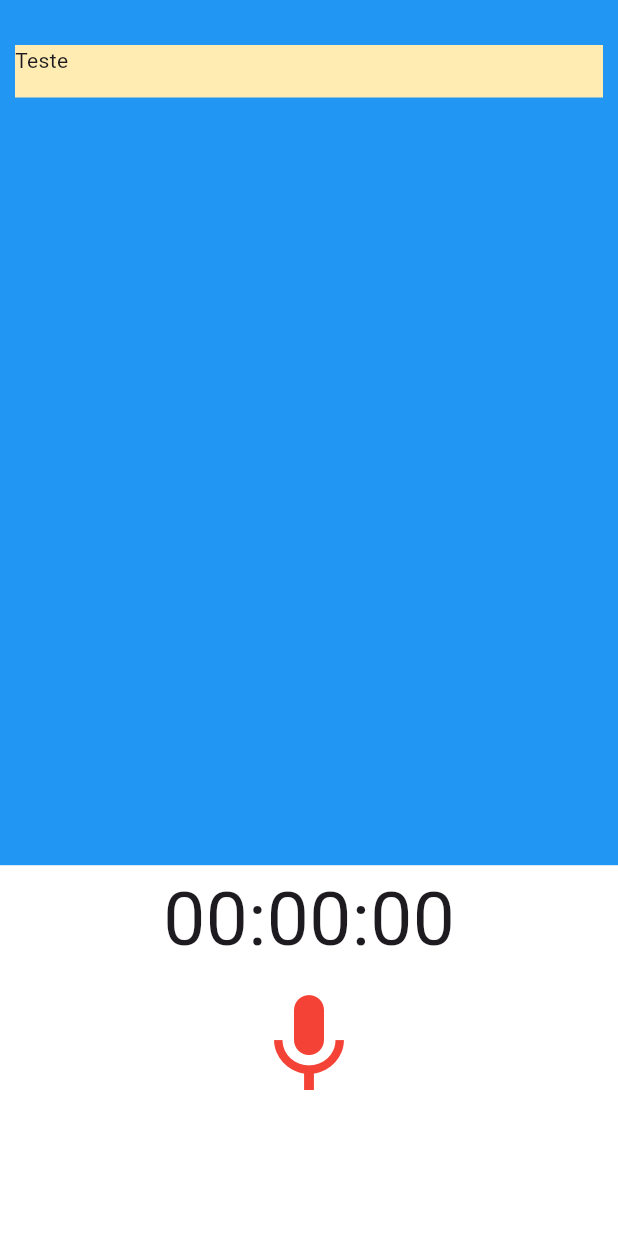
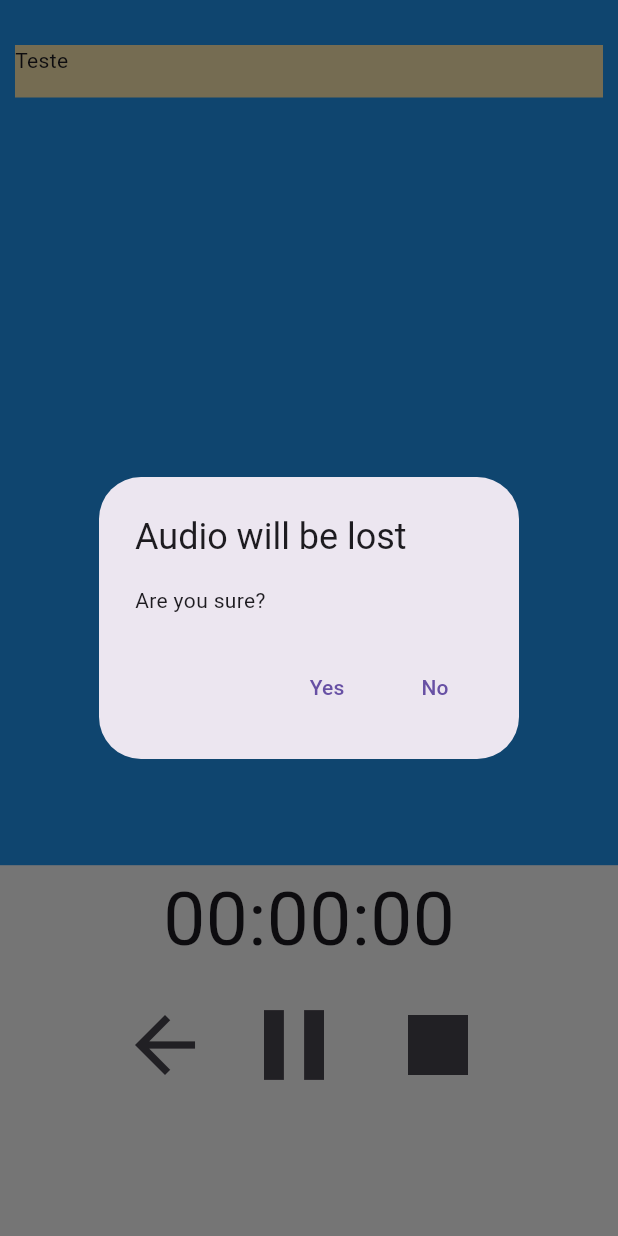
Before and after one commit to yurimatosrodrigues/record-audio, a Flutter app: the screen it shows after launch, after a tap on the "mic" icon, after a tap on the "arrow back" icon, on a phone screen of 412 x 824 dp. Run offline on Flutter 3.47's test engine with Material 3 defaults, Android fonts, the phone set to English and light mode, and no system bars; our stand-ins replace just_audio; missing offline and left inert: record.

Commit message:
feat: inclusao das acoes de pausar e descartar

```diff
--- a/lib/home.dart
+++ b/lib/home.dart
@@ -8,19 +8,115 @@ import 'package:path/path.dart' as p;
 import 'package:record/record.dart';
 import 'package:record_audio/list-audio.dart';
 
-class Home extends StatefulWidget{
+class Home extends StatefulWidget {
   const Home({super.key});
 
   @override
   _HomeState createState() => _HomeState();
 }
 
-class _HomeState extends State<Home>{
+class _HomeState extends State<Home> {
   final AudioRecorder audioRecorder = AudioRecorder();
   final AudioPlayer audioPlayer = AudioPlayer();
 
   String? recordingPath;
-  bool isRecording = false, isPlaying = false;
+  bool isRecording = false, isPaused = false, isPlaying = false;
+
+  Widget _buildBackIcon() {
+    return IconButton(
+      icon: const Icon(Icons.arrow_back),
+      iconSize: 60,
+      onPressed: () {
+        showDialog(
+          context: context,
+          builder:
+              (_) => AlertDialog(
+                title: Text('Audio will be lost'),
+                content: Text('Are you sure?'),
+                actions: [
+                  TextButton(
+                    child: Text('Yes'),
+                    onPressed: () {
+                      Navigator.of(context).pop();
+                      setState(() {
+                        isRecording = false;
+                      });
+                    },
+                  ),
+                  TextButton(
+                    child: Text('No'),
+                    onPressed: () {
+                      Navigator.of(context).pop();
+                    },
+                  ),
+                ],
+              ),
+        );
+      },
+    );
+  }
+
+  Widget _buildRecordingIcon() {
+    return IconButton(
+      icon: const Icon(Icons.mic),
+      iconSize: 80,
+      color: Colors.red,
+      onPressed: () {
+        setState(() {
+          isRecording = true;
+          isPaused = false;
+        });
+      },
+    );
+  }
+
+  Widget _buildPauseIcon() {
+    return IconButton(
+      icon: Icon(Icons.pause),
+      iconSize: 80,
+      onPressed:
+          () => {
+            setState(() {
+              isPaused = true;
+            }),
+          },
+    );
+  }
+
+  Widget _buildStopIcon() {
+    return IconButton(
+      icon: Icon(Icons.stop),
+      iconSize: 80,
+      onPressed:
+          () => {
+            setState(() {
+              isRecording = false;
+              isPaused = false;
+            }),
+          },
+    );
+  }
+
+  Widget _buildIcons() {
+    if (!isRecording) {
+      return Row(
+        mainAxisAlignment: MainAxisAlignment.center,
+        children: [_buildRecordingIcon()],
+      );
+    } else {
+      if (!isPaused) {
+        return Row(
+          mainAxisAlignment: MainAxisAlignment.center,
+          children: [_buildBackIcon(), _buildPauseIcon(), _buildStopIcon()],
+        );
+      } else {
+        return Row(
+          mainAxisAlignment: MainAxisAlignment.center,
+          children: [_buildBackIcon(), _buildRecordingIcon(), _buildStopIcon()],
+        );
+      }
+    }
+  }
 
   Widget _buildUI() {
     return SizedBox(
@@ -34,71 +130,17 @@ class _HomeState extends State<Home>{
           children: [
             ListAudio(),
 
-            Text(
-              '00:00:00',
-              style: TextStyle(
-                fontSize: 50
-              ),
-            ),
+            Text('00:00:00', style: TextStyle(fontSize: 50)),
 
-            Row(
-              mainAxisAlignment: MainAxisAlignment.center,
-              children: [
-                if(isRecording)
-                  IconButton(
-                    icon: const Icon(Icons.arrow_back),
-                    iconSize: 60,
-                    onPressed: () {
-                      setState(() {
-                        isRecording = false;
-                      });
-                    }
-                  ),
-
-                if(!isRecording)
-                  IconButton(
-                    icon: const Icon(Icons.mic),
-                    iconSize: 80,
-                    color: Colors.red,
-                    onPressed: () {
-                      setState(() {
-                        isRecording = true;
-                      });
-                    }
-                  ),
-
-                if(isRecording)
-                  IconButton(
-                    icon: Icon(Icons.pause),
-                    iconSize: 80,
-                    onPressed: () => {
-                    },
-                  ),
-                if(isRecording)
-                  IconButton(
-                    icon: Icon(Icons.stop),
-                    iconSize: 80,
-                    onPressed: () => {
-                      setState(() {
-                        isRecording = false;
-                      })
-                    }
-                  ),
-              ],
-            )
+            _buildIcons(),
           ],
-        )
-      )
+        ),
+      ),
     );
   }
 
-
   @override
-  Widget build(BuildContext context){
-    return Scaffold(
-      backgroundColor: Colors.white10,
-      body: _buildUI(),
-    );
+  Widget build(BuildContext context) {
+    return Scaffold(backgroundColor: Colors.white10, body: _buildUI());
   }
-
 }
```
